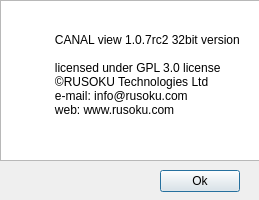
Old version of the form dialogabout.ui in the repository rusoku/CANAL-View.
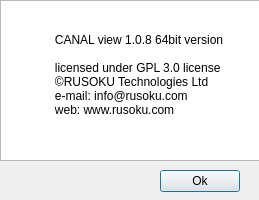
New version of the form.

Commit message: CANAL View v1.0.8

Patch:
```diff
--- a/dialogabout.ui
+++ b/dialogabout.ui
@@ -41,7 +41,7 @@
    <property name="plainText">
     <string>
 
-               CANAL view 1.0.7rc2 32bit version
+               CANAL view 1.0.8 64bit version
 
                licensed under GPL 3.0 license
                ©RUSOKU Technologies Ltd
```
The commit also changes 20 other files.
